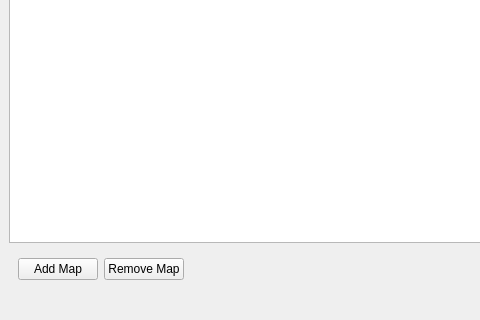
FortuneStreetModding/csmm-qt, file mainwindow.ui: the form before one commit; both pictures show x 0 to 480 and y 400 to 720 of the 1280 by 720 pixel window.
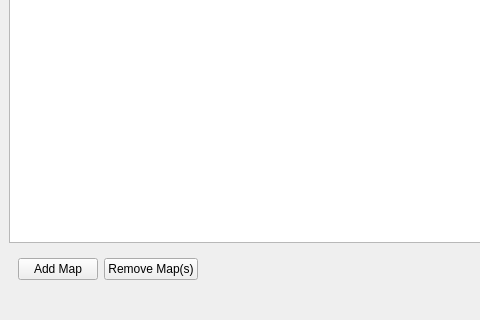
The form after the commit. Custom widgets are drawn as their Qt base class.

Diff of the .ui file:
```diff
--- a/mainwindow.ui
+++ b/mainwindow.ui
@@ -31,7 +31,7 @@
        <item>
         <widget class="QPushButton" name="removeMap">
          <property name="text">
-          <string>Remove Map</string>
+          <string>Remove Map(s)</string>
          </property>
         </widget>
        </item>
```
